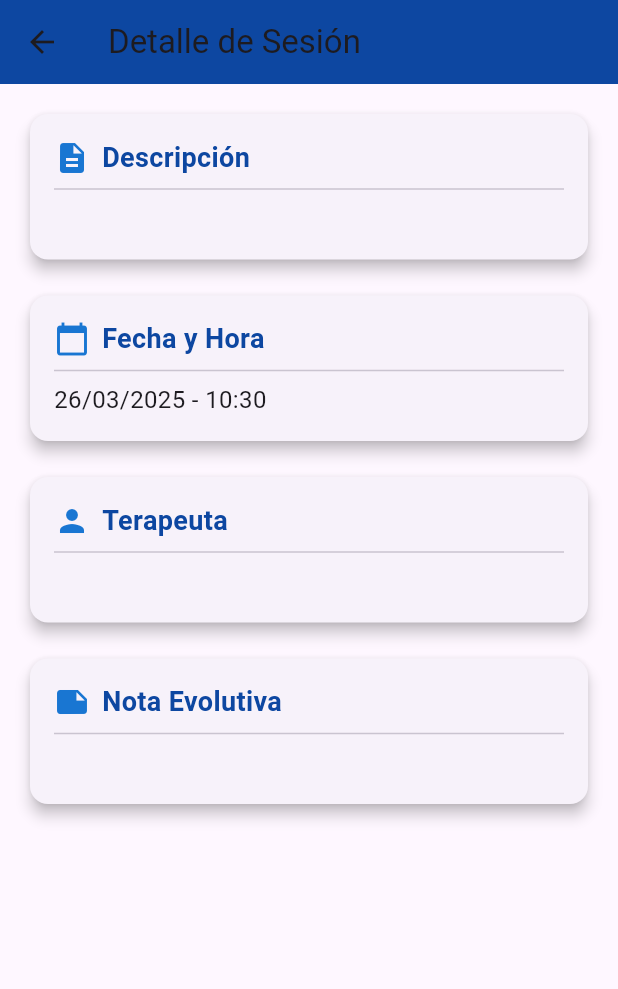
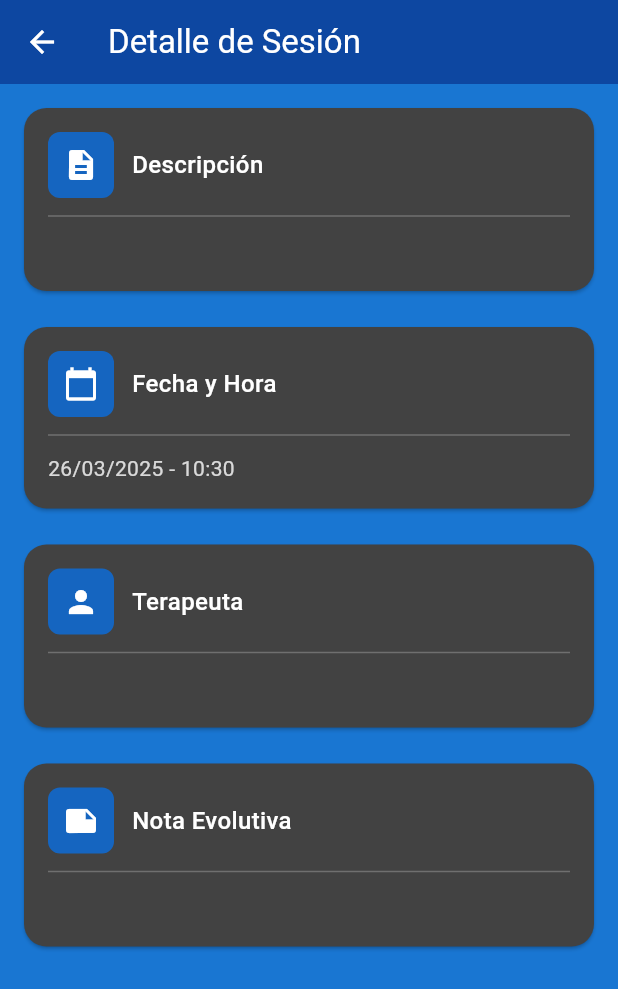
Before and after one commit to LEYENDARYCOMPANY2024/S.T.M-APP_MOVIL, a Flutter app: the DetalleSesionView screen opened directly with empty values, on a phone screen of 412 x 824 dp. Shown: the top 989 px of the screen. Run offline on Flutter 3.47's test engine with Material 3 defaults, Android fonts, the phone set to English and light mode, and no system bars; our stand-ins replace chewie, dio, flutter_dotenv, pdf, printing, shared_preferences and 2 more; missing offline and left inert: bcrypt; accounts and stored records are empty.

Commit message:
diseño mejor de detalle_sesion

```diff
--- a/app/lib/views/detalle_sesion_view.dart
+++ b/app/lib/views/detalle_sesion_view.dart
@@ -28,9 +28,15 @@ class _DetalleSesionViewState extends State<DetalleSesionView> {
   @override
   Widget build(BuildContext context) {
     return Scaffold(
+      backgroundColor: Colors.blue[700],
       appBar: AppBar(
-        title: const Text('Detalle de Sesión'),
+        title: const Text(
+          'Detalle de Sesión',
+          style: TextStyle(color: Colors.white),
+        ),
         backgroundColor: Colors.blue[900],
+        elevation: 0,
+        iconTheme: const IconThemeData(color: Colors.white),
       ),
       body: Consumer<DetalleSesionViewModel>(
         builder: (context, viewModel, _) {
--- a/app/lib/widgets/detalle_sesion_widget.dart
+++ b/app/lib/widgets/detalle_sesion_widget.dart
@@ -27,7 +27,11 @@ class DetalleSesionWidget extends StatelessWidget {
       return _buildEmptyView();
     }
 
-    return SingleChildScrollView(
+    return Container(
+      decoration: BoxDecoration(
+        color: Colors.blue[700],
+      ),
+      child: SingleChildScrollView(
         padding: const EdgeInsets.all(16.0),
         child: Column(
           crossAxisAlignment: CrossAxisAlignment.start,
@@ -57,6 +61,7 @@ class DetalleSesionWidget extends StatelessWidget {
             ),
           ],
         ),
+      ),
     );
   }
 
@@ -66,8 +71,11 @@ class DetalleSesionWidget extends StatelessWidget {
     required IconData icon,
   }) {
     return Card(
-      elevation: 4,
-      shape: RoundedRectangleBorder(borderRadius: BorderRadius.circular(12)),
+      color: Colors.grey[800],
+      margin: const EdgeInsets.only(bottom: 8.0),
+      shape: RoundedRectangleBorder(
+        borderRadius: BorderRadius.circular(15),
+      ),
       child: Padding(
         padding: const EdgeInsets.all(16.0),
         child: Column(
@@ -75,22 +83,41 @@ class DetalleSesionWidget extends StatelessWidget {
           children: [
             Row(
               children: [
-                Icon(icon, color: Colors.blue[700]),
-                const SizedBox(width: 8),
+                Container(
+                  padding: const EdgeInsets.all(10),
+                  decoration: BoxDecoration(
+                    color: Colors.blue[800],
+                    borderRadius: BorderRadius.circular(8),
+                  ),
+                  child: Icon(
+                    icon,
+                    color: Colors.white,
+                    size: 24,
+                  ),
+                ),
+                const SizedBox(width: 12),
                 Text(
                   title,
-                  style: TextStyle(
-                    fontSize: 18,
-                    fontWeight: FontWeight.bold,
-                    color: Colors.blue[900],
+                  style: const TextStyle(
+                    color: Colors.white,
+                    fontSize: 16,
+                    fontWeight: FontWeight.w500,
                   ),
                 ),
               ],
             ),
-            const Divider(height: 16),
+            const Divider(
+              height: 24,
+              thickness: 1,
+              color: Colors.white24,
+            ),
             Text(
               content,
-              style: const TextStyle(fontSize: 16),
+              style: TextStyle(
+                color: Colors.white.withOpacity(0.8),
+                fontSize: 14,
+                height: 1.5,
+              ),
             ),
           ],
         ),
@@ -99,23 +126,52 @@ class DetalleSesionWidget extends StatelessWidget {
   }
 
   Widget _buildLoadingView() {
-    return const Center(
-      child: CircularProgressIndicator(),
+    return Center(
+      child: Column(
+        mainAxisAlignment: MainAxisAlignment.center,
+        children: [
+          CircularProgressIndicator(color: Colors.white),
+          SizedBox(height: 20),
+          Text(
+            "Cargando detalles...",
+            style: TextStyle(color: Colors.white, fontSize: 16),
+          ),
+        ],
+      ),
     );
   }
 
   Widget _buildErrorView(String message) {
     return Center(
-      child: Text(
+      child: Column(
+        mainAxisAlignment: MainAxisAlignment.center,
+        children: [
+          Icon(Icons.error_outline, color: Colors.white, size: 60),
+          SizedBox(height: 20),
+          Text(
             message,
-        style: const TextStyle(color: Colors.red),
+            style: TextStyle(color: Colors.white, fontSize: 18),
+            textAlign: TextAlign.center,
+          ),
+        ],
       ),
     );
   }
 
   Widget _buildEmptyView() {
-    return const Center(
-      child: Text("No se encontraron detalles de la sesión"),
+    return Center(
+      child: Column(
+        mainAxisAlignment: MainAxisAlignment.center,
+        children: [
+          Icon(Icons.event_busy, color: Colors.white, size: 60),
+          SizedBox(height: 20),
+          Text(
+            "No se encontraron detalles de la sesión",
+            style: TextStyle(color: Colors.white, fontSize: 18),
+            textAlign: TextAlign.center,
+          ),
+        ],
+      ),
     );
   }
 }
```
Lines whose indentation alone changed are shown as unchanged.
